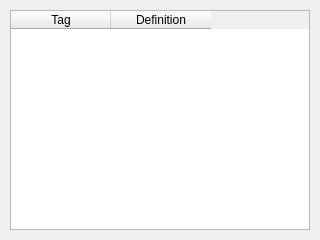
First picture: the form in App/td_dialog.ui, repository vladrrv/BSU-NLP, before the edit.
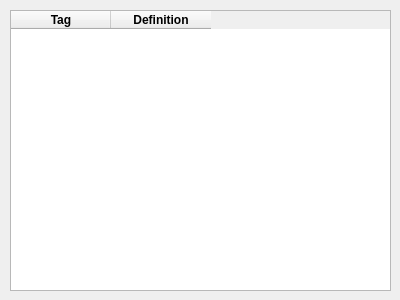
Second picture: the form after the edit.

Diff of the .ui file:
```diff
--- a/App/td_dialog.ui
+++ b/App/td_dialog.ui
@@ -6,10 +6,22 @@
    <rect>
     <x>0</x>
     <y>0</y>
-    <width>320</width>
-    <height>240</height>
+    <width>400</width>
+    <height>300</height>
    </rect>
   </property>
+  <property name="minimumSize">
+   <size>
+    <width>400</width>
+    <height>300</height>
+   </size>
+  </property>
+  <property name="maximumSize">
+   <size>
+    <width>600</width>
+    <height>300</height>
+   </size>
+  </property>
   <property name="windowTitle">
    <string>Tags Definitions</string>
   </property>
@@ -18,8 +30,8 @@
     <rect>
      <x>10</x>
      <y>10</y>
-     <width>300</width>
-     <height>220</height>
+     <width>381</width>
+     <height>281</height>
     </rect>
    </property>
    <property name="sizePolicy">
@@ -30,14 +42,14 @@
    </property>
    <property name="minimumSize">
     <size>
-     <width>300</width>
-     <height>220</height>
+     <width>200</width>
+     <height>200</height>
     </size>
    </property>
    <property name="maximumSize">
     <size>
-     <width>300</width>
-     <height>220</height>
+     <width>600</width>
+     <height>600</height>
     </size>
    </property>
    <property name="selectionBehavior">
@@ -56,11 +68,23 @@
     <property name="text">
      <string>Tag</string>
     </property>
+    <property name="font">
+     <font>
+      <weight>75</weight>
+      <bold>true</bold>
+     </font>
+    </property>
    </column>
    <column>
     <property name="text">
      <string>Definition</string>
     </property>
+    <property name="font">
+     <font>
+      <weight>75</weight>
+      <bold>true</bold>
+     </font>
+    </property>
    </column>
   </widget>
  </widget>
```
